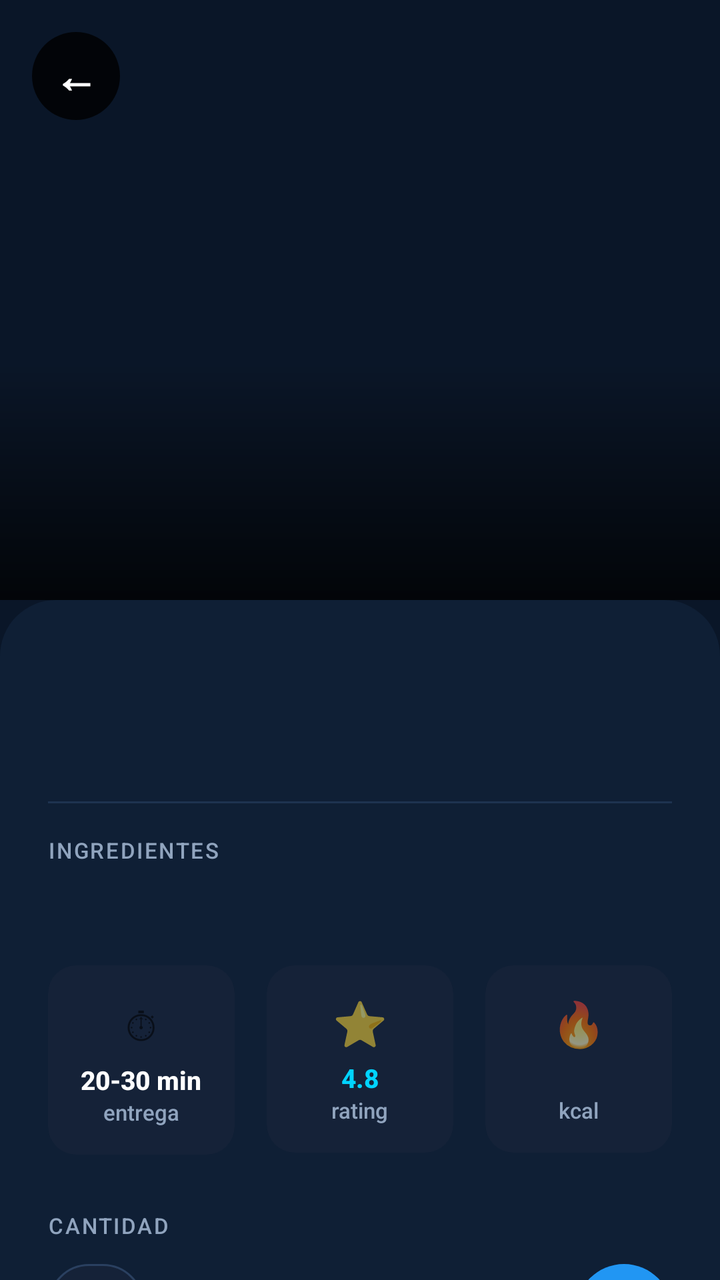
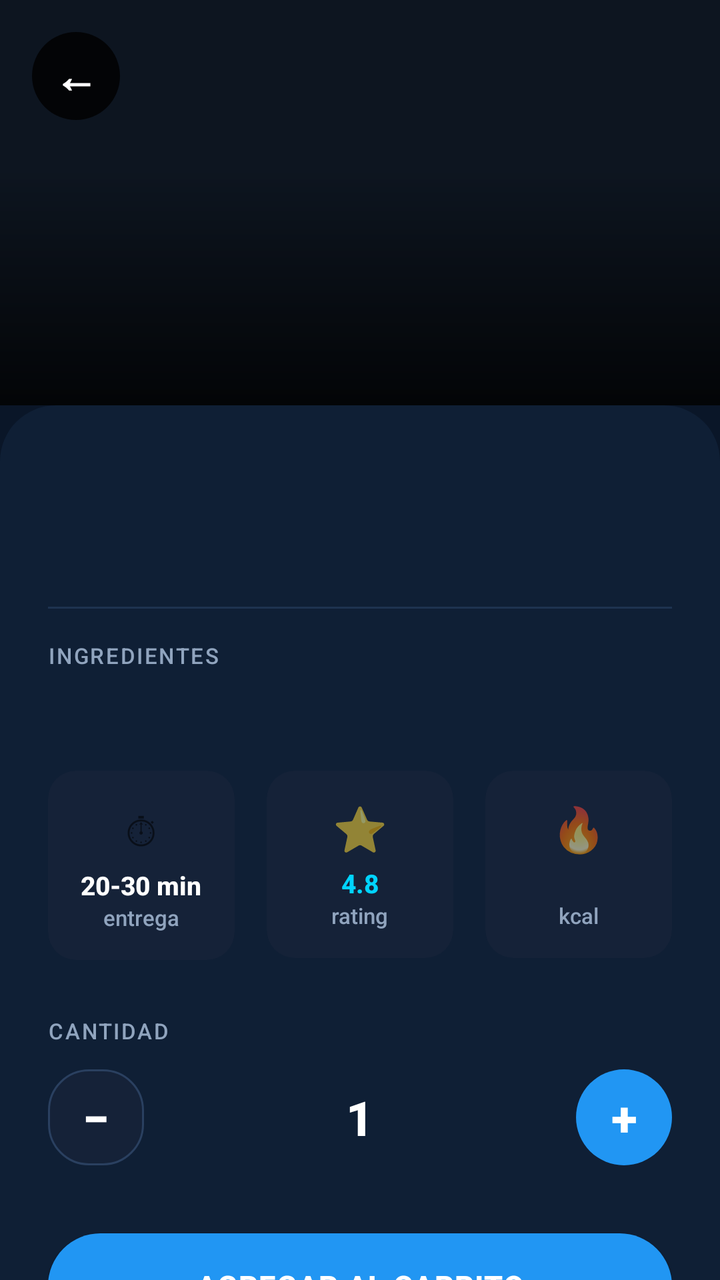

The first picture is an Android layout as it rendered before a commit; the second is the same layout after the commit. The layout source and the unified diff follow.
<!-- AndroidManifest.xml: activity theme Theme.Zuppon -->
<!-- res/layout/activity_product_detail.xml -->
<?xml version="1.0" encoding="utf-8"?>
<androidx.core.widget.NestedScrollView
    xmlns:android="http://schemas.android.com/apk/res/android"
    xmlns:app="http://schemas.android.com/apk/res-auto"
    android:layout_width="match_parent"
    android:layout_height="match_parent"
    android:background="@color/zuppon_primary">

    <LinearLayout
        android:layout_width="match_parent"
        android:layout_height="wrap_content"
        android:orientation="vertical">

        
        <FrameLayout
            android:layout_width="match_parent"
            android:layout_height="300dp">

            
            <View
                android:id="@+id/v_detail_bg"
                android:layout_width="match_parent"
                android:layout_height="match_parent" />

            
            <ImageView
                android:id="@+id/iv_detail_photo"
                android:layout_width="match_parent"
                android:layout_height="match_parent"
                android:scaleType="centerCrop"
                android:contentDescription="Foto del plato" />

            
            <View
                android:layout_width="match_parent"
                android:layout_height="120dp"
                android:layout_gravity="bottom"
                android:background="@drawable/bg_gradient_bottom_dark" />

            
            <TextView
                android:id="@+id/btn_back"
                android:layout_width="44dp"
                android:layout_height="44dp"
                android:layout_gravity="top|start"
                android:layout_margin="16dp"
                android:gravity="center"
                android:text="←"
                android:textColor="@color/white"
                android:textSize="22sp"
                android:textStyle="bold"
                android:background="@drawable/bg_black_pill" />

            
            <TextView
                android:id="@+id/tv_detail_badge"
                android:layout_width="wrap_content"
                android:layout_height="wrap_content"
                android:layout_gravity="top|end"
                android:layout_margin="16dp"
                android:text="🔥 Popular"
                android:textColor="@color/white"
                android:textSize="12sp"
                android:textStyle="bold"
                android:paddingStart="12dp"
                android:paddingEnd="12dp"
                android:paddingTop="5dp"
                android:paddingBottom="5dp"
                android:background="@drawable/bg_accent_pill"
                android:visibility="gone" />

            
            <TextView
                android:id="@+id/tv_detail_price_overlay"
                android:layout_width="wrap_content"
                android:layout_height="wrap_content"
                android:layout_gravity="bottom|end"
                android:layout_margin="16dp"
                android:textColor="@color/white"
                android:textSize="24sp"
                android:textStyle="bold"
                android:shadowColor="#88000000"
                android:shadowDx="0"
                android:shadowDy="2"
                android:shadowRadius="6" />

        </FrameLayout>

        
        <LinearLayout
            android:layout_width="match_parent"
            android:layout_height="wrap_content"
            android:orientation="vertical"
            android:background="@drawable/bg_surface_rounded"
            android:paddingStart="24dp"
            android:paddingEnd="24dp"
            android:paddingTop="28dp"
            android:paddingBottom="32dp">

            
            <TextView
                android:id="@+id/tv_detail_name"
                android:layout_width="wrap_content"
                android:layout_height="wrap_content"
                android:textColor="@color/white"
                android:textSize="26sp"
                android:textStyle="bold"
                android:lineSpacingMultiplier="1.1" />

            <TextView
                android:id="@+id/tv_detail_category"
                android:layout_width="wrap_content"
                android:layout_height="wrap_content"
                android:textColor="@color/zuppon_accent"
                android:textSize="13sp"
                android:layout_marginTop="4dp"
                android:layout_marginBottom="16dp" />

            
            <View
                android:layout_width="match_parent"
                android:layout_height="1dp"
                android:background="@color/zuppon_divider"
                android:layout_marginBottom="16dp" />

            
            <TextView
                android:layout_width="wrap_content"
                android:layout_height="wrap_content"
                android:text="Ingredientes"
                android:textColor="@color/zuppon_text_secondary"
                android:textSize="11sp"
                android:textAllCaps="true"
                android:letterSpacing="0.08"
                android:layout_marginBottom="6dp" />

            <TextView
                android:id="@+id/tv_detail_description"
                android:layout_width="wrap_content"
                android:layout_height="wrap_content"
                android:textColor="@color/white"
                android:textSize="15sp"
                android:lineSpacingMultiplier="1.5"
                android:layout_marginBottom="24dp" />

            
            <LinearLayout
                android:layout_width="match_parent"
                android:layout_height="wrap_content"
                android:orientation="horizontal"
                android:layout_marginBottom="28dp">

                <androidx.cardview.widget.CardView
                    android:layout_width="0dp"
                    android:layout_height="wrap_content"
                    android:layout_weight="1"
                    android:layout_marginEnd="8dp"
                    app:cardBackgroundColor="@color/zuppon_card"
                    app:cardCornerRadius="14dp"
                    app:cardElevation="0dp">
                    <LinearLayout
                        android:layout_width="match_parent"
                        android:layout_height="wrap_content"
                        android:orientation="vertical"
                        android:gravity="center"
                        android:padding="14dp">
                        <TextView android:layout_width="wrap_content" android:layout_height="wrap_content"
                            android:text="⏱" android:textSize="22sp" />
                        <TextView android:layout_width="wrap_content" android:layout_height="wrap_content"
                            android:text="20-30 min" android:textColor="@color/white"
                            android:textSize="13sp" android:textStyle="bold" android:layout_marginTop="4dp"/>
                        <TextView android:layout_width="wrap_content" android:layout_height="wrap_content"
                            android:text="entrega" android:textColor="@color/zuppon_text_secondary"
                            android:textSize="11sp" />
                    </LinearLayout>
                </androidx.cardview.widget.CardView>

                <androidx.cardview.widget.CardView
                    android:layout_width="0dp"
                    android:layout_height="wrap_content"
                    android:layout_weight="1"
                    android:layout_marginStart="8dp"
                    android:layout_marginEnd="8dp"
                    app:cardBackgroundColor="@color/zuppon_card"
                    app:cardCornerRadius="14dp"
                    app:cardElevation="0dp">
                    <LinearLayout
                        android:layout_width="match_parent"
                        android:layout_height="wrap_content"
                        android:orientation="vertical"
                        android:gravity="center"
                        android:padding="14dp">
                        <TextView android:layout_width="wrap_content" android:layout_height="wrap_content"
                            android:text="⭐" android:textSize="22sp" />
                        <TextView android:layout_width="wrap_content" android:layout_height="wrap_content"
                            android:text="4.8" android:textColor="@color/zuppon_yellow"
                            android:textSize="13sp" android:textStyle="bold" android:layout_marginTop="4dp"/>
                        <TextView android:layout_width="wrap_content" android:layout_height="wrap_content"
                            android:text="rating" android:textColor="@color/zuppon_text_secondary"
                            android:textSize="11sp" />
                    </LinearLayout>
                </androidx.cardview.widget.CardView>

                <androidx.cardview.widget.CardView
                    android:layout_width="0dp"
                    android:layout_height="wrap_content"
                    android:layout_weight="1"
                    android:layout_marginStart="8dp"
                    app:cardBackgroundColor="@color/zuppon_card"
                    app:cardCornerRadius="14dp"
                    app:cardElevation="0dp">
                    <LinearLayout
                        android:layout_width="match_parent"
                        android:layout_height="wrap_content"
                        android:orientation="vertical"
                        android:gravity="center"
                        android:padding="14dp">
                        <TextView android:layout_width="wrap_content" android:layout_height="wrap_content"
                            android:text="🔥" android:textSize="22sp" />
                        <TextView
                            android:id="@+id/tv_detail_calories"
                            android:layout_width="wrap_content" android:layout_height="wrap_content"
                            android:textColor="@color/zuppon_accent"
                            android:textSize="13sp" android:textStyle="bold" android:layout_marginTop="4dp"/>
                        <TextView android:layout_width="wrap_content" android:layout_height="wrap_content"
                            android:text="kcal" android:textColor="@color/zuppon_text_secondary"
                            android:textSize="11sp" />
                    </LinearLayout>
                </androidx.cardview.widget.CardView>
            </LinearLayout>

            
            <TextView
                android:layout_width="wrap_content"
                android:layout_height="wrap_content"
                android:text="Cantidad"
                android:textColor="@color/zuppon_text_secondary"
                android:textSize="11sp"
                android:textAllCaps="true"
                android:letterSpacing="0.08"
                android:layout_marginBottom="12dp" />

            <LinearLayout
                android:layout_width="match_parent"
                android:layout_height="wrap_content"
                android:orientation="horizontal"
                android:gravity="center_vertical"
                android:layout_marginBottom="28dp">

                
                <TextView
                    android:id="@+id/btn_detail_minus"
                    android:layout_width="48dp"
                    android:layout_height="48dp"
                    android:gravity="center"
                    android:text="−"
                    android:textColor="@color/white"
                    android:textSize="24sp"
                    android:textStyle="bold"
                    android:background="@drawable/bg_neon_card" />

                
                <TextView
                    android:id="@+id/tv_detail_qty"
                    android:layout_width="0dp"
                    android:layout_height="wrap_content"
                    android:layout_weight="1"
                    android:gravity="center"
                    android:text="1"
                    android:textColor="@color/white"
                    android:textSize="24sp"
                    android:textStyle="bold" />

                
                <TextView
                    android:id="@+id/btn_detail_plus"
                    android:layout_width="48dp"
                    android:layout_height="48dp"
                    android:gravity="center"
                    android:text="+"
                    android:textColor="@color/white"
                    android:textSize="24sp"
                    android:textStyle="bold"
                    android:background="@drawable/bg_accent_pill" />
            </LinearLayout>

            
            <com.google.android.material.button.MaterialButton
                android:id="@+id/btn_add_to_cart"
                style="@style/ZupponButton"
                android:layout_width="match_parent"
                android:layout_height="wrap_content"
                android:text="Agregar al carrito" />

        </LinearLayout>
    </LinearLayout>
</androidx.core.widget.NestedScrollView>
<!-- resources referenced by this layout -->
<resources>
  <color name="white">#FFFFFFFF</color>
  <color name="zuppon_accent">#FF2196F3</color>
  <color name="zuppon_card">#FF152238</color>
  <color name="zuppon_divider">#FF1E3350</color>
  <color name="zuppon_primary">#FF0A1628</color>
  <color name="zuppon_text_secondary">#FF90A4BE</color>
  <color name="zuppon_yellow">#FF00D4FF</color>
  <!-- drawable bg_accent_pill (drawable) -->
  <?xml version="1.0" encoding="utf-8"?>
  <shape xmlns:android="http://schemas.android.com/apk/res/android"
      android:shape="rectangle">
      <solid android:color="@color/zuppon_accent" />
      <corners android:radius="30dp" />
  </shape>
  <!-- drawable bg_black_pill (drawable) -->
  <?xml version="1.0" encoding="utf-8"?>
  <shape xmlns:android="http://schemas.android.com/apk/res/android"
      android:shape="rectangle">
      <solid android:color="#CC000000" />
      <corners android:radius="30dp" />
  </shape>
  <!-- drawable bg_gradient_bottom_dark (drawable) -->
  <?xml version="1.0" encoding="utf-8"?>
  <shape xmlns:android="http://schemas.android.com/apk/res/android"
      android:shape="rectangle">
      <gradient
          android:startColor="#00000000"
          android:endColor="#CC000000"
          android:angle="270"
          android:type="linear" />
  </shape>
  <!-- drawable bg_neon_card (drawable) -->
  <?xml version="1.0" encoding="utf-8"?>
  <shape xmlns:android="http://schemas.android.com/apk/res/android"
      android:shape="rectangle">
      <solid android:color="@color/zuppon_card" />
      <corners android:radius="20dp" />
      <stroke android:width="1dp" android:color="@color/zuppon_divider_bright" />
  </shape>
  <!-- drawable bg_surface_rounded (drawable) -->
  <?xml version="1.0" encoding="utf-8"?>
  <shape xmlns:android="http://schemas.android.com/apk/res/android"
      android:shape="rectangle">
      <solid android:color="@color/zuppon_surface" />
      <corners android:topLeftRadius="28dp" android:topRightRadius="28dp" />
  </shape>
  <style name="ZupponButton" parent="Widget.MaterialComponents.Button">
          <item name="backgroundTint">@color/zuppon_accent</item>
          <item name="android:textColor">@color/white</item>
          <item name="android:textSize">15sp</item>
          <item name="android:textStyle">bold</item>
          <item name="android:paddingTop">16dp</item>
          <item name="android:paddingBottom">16dp</item>
          <item name="cornerRadius">30dp</item>
          <item name="android:letterSpacing">0.03</item>
          <item name="elevation">0dp</item>
      </style>
  <color name="zuppon_divider_bright">#FF2A4060</color>
  <color name="zuppon_surface">#FF0F1F35</color>
  <color name="zuppon_accent_dark">#FF1565C0</color>
  <color name="black">#FF000000</color>
  <color name="zuppon_primary_dark">#FF060E1A</color>
  <style name="NoWindowAnimation">
          <item name="android:activityOpenEnterAnimation">@null</item>
          <item name="android:activityOpenExitAnimation">@null</item>
          <item name="android:activityCloseEnterAnimation">@null</item>
          <item name="android:activityCloseExitAnimation">@null</item>
          <item name="android:taskOpenEnterAnimation">@null</item>
          <item name="android:taskOpenExitAnimation">@null</item>
          <item name="android:taskCloseEnterAnimation">@null</item>
          <item name="android:taskCloseExitAnimation">@null</item>
      </style>
  <!-- unchanged entries left out for length: 1 -->
</resources>

<!-- the commit's change to res/layout/activity_product_detail.xml (unified diff, before → after) -->
@@ -12,17 +12,24 @@
         android:orientation="vertical">
 
         
-        <FrameLayout
+        <androidx.constraintlayout.widget.ConstraintLayout
             android:layout_width="match_parent"
-            android:layout_height="300dp">
-
-            
+            android:layout_height="wrap_content">
+
+            <FrameLayout
+                android:layout_width="0dp"
+                android:layout_height="0dp"
+                android:background="#FF0D1520"
+                app:layout_constraintStart_toStartOf="parent"
+                app:layout_constraintEnd_toEndOf="parent"
+                app:layout_constraintTop_toTopOf="parent"
+                app:layout_constraintDimensionRatio="16:9">
+
             <View
                 android:id="@+id/v_detail_bg"
                 android:layout_width="match_parent"
                 android:layout_height="match_parent" />
 
-            
             <ImageView
                 android:id="@+id/iv_detail_photo"
                 android:layout_width="match_parent"
@@ -30,14 +37,12 @@
                 android:scaleType="centerCrop"
                 android:contentDescription="Foto del plato" />
 
-            
             <View
                 android:layout_width="match_parent"
                 android:layout_height="120dp"
                 android:layout_gravity="bottom"
                 android:background="@drawable/bg_gradient_bottom_dark" />
 
-            
             <TextView
                 android:id="@+id/btn_back"
                 android:layout_width="44dp"
@@ -51,7 +56,6 @@
                 android:textStyle="bold"
                 android:background="@drawable/bg_black_pill" />
 
-            
             <TextView
                 android:id="@+id/tv_detail_badge"
                 android:layout_width="wrap_content"
@@ -69,7 +73,6 @@
                 android:background="@drawable/bg_accent_pill"
                 android:visibility="gone" />
 
-            
             <TextView
                 android:id="@+id/tv_detail_price_overlay"
                 android:layout_width="wrap_content"
@@ -84,7 +87,8 @@
                 android:shadowDy="2"
                 android:shadowRadius="6" />
 
-        </FrameLayout>
+            </FrameLayout>
+        </androidx.constraintlayout.widget.ConstraintLayout>
 
         
         <LinearLayout
